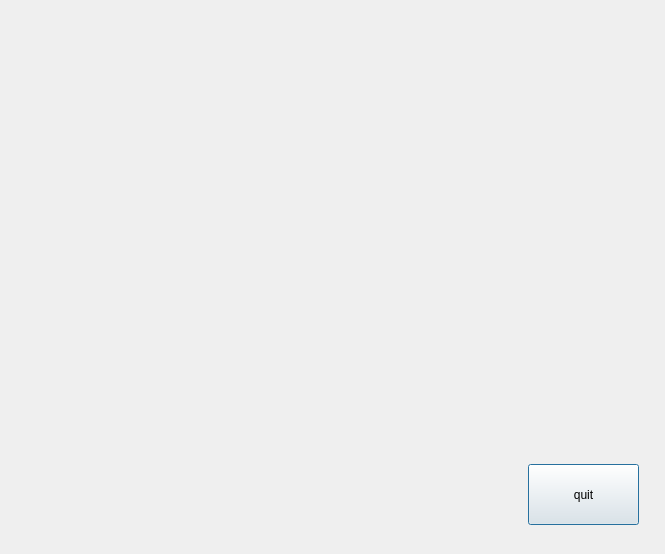
Skyendless/MiniBot, file inchworm_like.ui: the form before one commit.
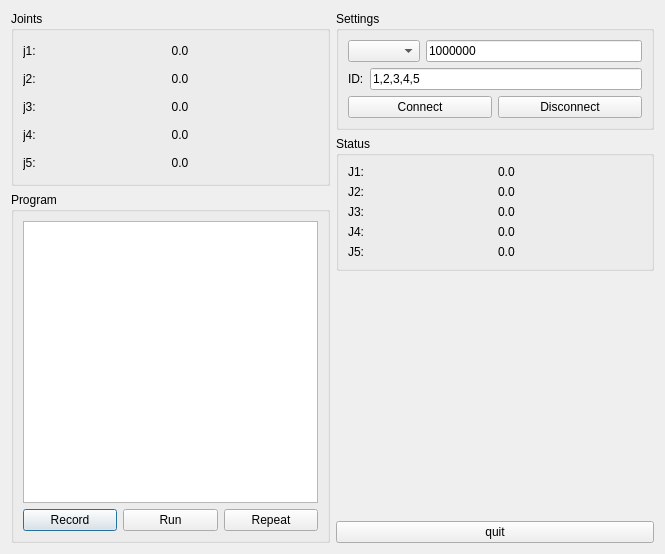
The form after the commit. Icons and pictures are not drawn.

```diff
--- a/inchworm_like.ui
+++ b/inchworm_like.ui
@@ -13,19 +13,565 @@
   <property name="windowTitle">
    <string>inchworm_like</string>
   </property>
-  <widget class="QPushButton" name="pushButton">
-   <property name="geometry">
-    <rect>
-     <x>528</x>
-     <y>464</y>
-     <width>111</width>
-     <height>61</height>
-    </rect>
-   </property>
-   <property name="text">
-    <string>quit</string>
-   </property>
-  </widget>
+  <layout class="QHBoxLayout" name="horizontalLayout">
+   <item>
+    <layout class="QVBoxLayout" name="verticalLayout">
+     <item>
+      <widget class="QGroupBox" name="groupBox">
+       <property name="title">
+        <string>Joints</string>
+       </property>
+       <layout class="QGridLayout" name="gridLayout" columnstretch="0,0,1,0">
+        <item row="0" column="2">
+         <widget class="QLabel" name="j1_label">
+          <property name="sizePolicy">
+           <sizepolicy hsizetype="Preferred" vsizetype="Preferred">
+            <horstretch>0</horstretch>
+            <verstretch>0</verstretch>
+           </sizepolicy>
+          </property>
+          <property name="text">
+           <string>0.0</string>
+          </property>
+          <property name="alignment">
+           <set>Qt::AlignCenter</set>
+          </property>
+         </widget>
+        </item>
+        <item row="0" column="1">
+         <widget class="QPushButton" name="j1_d_button">
+          <property name="text">
+           <string/>
+          </property>
+          <property name="icon">
+           <iconset resource="manipulator/manipulator.qrc">
+            <normaloff>:/res/minus.svg</normaloff>:/res/minus.svg</iconset>
+          </property>
+          <property name="autoDefault">
+           <bool>false</bool>
+          </property>
+          <property name="default">
+           <bool>false</bool>
+          </property>
+          <property name="flat">
+           <bool>true</bool>
+          </property>
+          <attribute name="buttonGroup">
+           <string notr="true">joints_button_group</string>
+          </attribute>
+         </widget>
+        </item>
+        <item row="0" column="0">
+         <widget class="QLabel" name="label">
+          <property name="text">
+           <string>j1:</string>
+          </property>
+         </widget>
+        </item>
+        <item row="1" column="3">
+         <widget class="QPushButton" name="j2_i_button">
+          <property name="text">
+           <string/>
+          </property>
+          <property name="icon">
+           <iconset resource="manipulator/manipulator.qrc">
+            <normaloff>:/res/plus.svg</normaloff>:/res/plus.svg</iconset>
+          </property>
+          <property name="autoDefault">
+           <bool>false</bool>
+          </property>
+          <property name="default">
+           <bool>false</bool>
+          </property>
+          <property name="flat">
+           <bool>true</bool>
+          </property>
+          <attribute name="buttonGroup">
+           <string notr="true">joints_button_group</string>
+          </attribute>
+         </widget>
+        </item>
+        <item row="1" column="1">
+         <widget class="QPushButton" name="j2_d_button">
+          <property name="text">
+           <string/>
+          </property>
+          <property name="icon">
+           <iconset resource="manipulator/manipulator.qrc">
+            <normaloff>:/res/minus.svg</normaloff>:/res/minus.svg</iconset>
+          </property>
+          <property name="autoDefault">
+           <bool>false</bool>
+          </property>
+          <property name="default">
+           <bool>false</bool>
+          </property>
+          <property name="flat">
+           <bool>true</bool>
+          </property>
+          <attribute name="buttonGroup">
+           <string notr="true">joints_button_group</string>
+          </attribute>
+         </widget>
+        </item>
+        <item row="1" column="0">
+         <widget class="QLabel" name="label_2">
+          <property name="text">
+           <string>j2:</string>
+          </property>
+         </widget>
+        </item>
+        <item row="0" column="3">
+         <widget class="QPushButton" name="j1_i_button">
+          <property name="text">
+           <string/>
+          </property>
+          <property name="icon">
+           <iconset resource="manipulator/manipulator.qrc">
+            <normaloff>:/res/plus.svg</normaloff>:/res/plus.svg</iconset>
+          </property>
+          <property name="autoDefault">
+           <bool>false</bool>
+          </property>
+          <property name="default">
+           <bool>false</bool>
+          </property>
+          <property name="flat">
+           <bool>true</bool>
+          </property>
+          <attribute name="buttonGroup">
+           <string notr="true">joints_button_group</string>
+          </attribute>
+         </widget>
+        </item>
+        <item row="1" column="2">
+         <widget class="QLabel" name="j2_label">
+          <property name="sizePolicy">
+           <sizepolicy hsizetype="Preferred" vsizetype="Preferred">
+            <horstretch>0</horstretch>
+            <verstretch>0</verstretch>
+           </sizepolicy>
+          </property>
+          <property name="text">
+           <string>0.0</string>
+          </property>
+          <property name="alignment">
+           <set>Qt::AlignCenter</set>
+          </property>
+         </widget>
+        </item>
+        <item row="2" column="3">
+         <widget class="QPushButton" name="j3_i_button">
+          <property name="text">
+           <string/>
+          </property>
+          <property name="icon">
+           <iconset resource="manipulator/manipulator.qrc">
+            <normaloff>:/res/plus.svg</normaloff>:/res/plus.svg</iconset>
+          </property>
+          <property name="autoDefault">
+           <bool>false</bool>
+          </property>
+          <property name="default">
+           <bool>false</bool>
+          </property>
+          <property name="flat">
+           <bool>true</bool>
+          </property>
+          <attribute name="buttonGroup">
+           <string notr="true">joints_button_group</string>
+          </attribute>
+         </widget>
+        </item>
+        <item row="3" column="0">
+         <widget class="QLabel" name="label_4">
+          <property name="text">
+           <string>j4:</string>
+          </property>
+         </widget>
+        </item>
+        <item row="2" column="0">
+         <widget class="QLabel" name="label_3">
+          <property name="text">
+           <string>j3:</string>
+          </property>
+         </widget>
+        </item>
+        <item row="2" column="2">
+         <widget class="QLabel" name="j3_label">
+          <property name="sizePolicy">
+           <sizepolicy hsizetype="Preferred" vsizetype="Preferred">
+            <horstretch>0</horstretch>
+            <verstretch>0</verstretch>
+           </sizepolicy>
+          </property>
+          <property name="text">
+           <string>0.0</string>
+          </property>
+          <property name="alignment">
+           <set>Qt::AlignCenter</set>
+          </property>
+         </widget>
+        </item>
+        <item row="2" column="1">
+         <widget class="QPushButton" name="j3_d_button">
+          <property name="text">
+           <string/>
+          </property>
+          <property name="icon">
+           <iconset resource="manipulator/manipulator.qrc">
+            <normaloff>:/res/minus.svg</normaloff>:/res/minus.svg</iconset>
+          </property>
+          <property name="autoDefault">
+           <bool>false</bool>
+          </property>
+          <property name="default">
+           <bool>false</bool>
+          </property>
+          <property name="flat">
+           <bool>true</bool>
+          </property>
+          <attribute name="buttonGroup">
+           <string notr="true">joints_button_group</string>
+          </attribute>
+         </widget>
+        </item>
+        <item row="3" column="3">
+         <widget class="QPushButton" name="j4_i_button">
+          <property name="text">
+           <string/>
+          </property>
+          <property name="icon">
+           <iconset resource="manipulator/manipulator.qrc">
+            <normaloff>:/res/plus.svg</normaloff>:/res/plus.svg</iconset>
+          </property>
+          <property name="autoDefault">
+           <bool>false</bool>
+          </property>
+          <property name="default">
+           <bool>false</bool>
+          </property>
+          <property name="flat">
+           <bool>true</bool>
+          </property>
+          <attribute name="buttonGroup">
+           <string notr="true">joints_button_group</string>
+          </attribute>
+         </widget>
+        </item>
+        <item row="4" column="0">
+         <widget class="QLabel" name="label_5">
+          <property name="text">
+           <string>j5:</string>
+          </property>
+         </widget>
+        </item>
+        <item row="4" column="1">
+         <widget class="QPushButton" name="j5_d_button">
+          <property name="text">
+           <string/>
+          </property>
+          <property name="icon">
+           <iconset resource="manipulator/manipulator.qrc">
+            <normaloff>:/res/minus.svg</normaloff>:/res/minus.svg</iconset>
+          </property>
+          <property name="autoDefault">
+           <bool>false</bool>
+          </property>
+          <property name="default">
+           <bool>false</bool>
+          </property>
+          <property name="flat">
+           <bool>true</bool>
+          </property>
+          <attribute name="buttonGroup">
+           <string notr="true">joints_button_group</string>
+          </attribute>
+         </widget>
+        </item>
+        <item row="3" column="1">
+         <widget class="QPushButton" name="j4_d_button">
+          <property name="text">
+           <string/>
+          </property>
+          <property name="icon">
+           <iconset resource="manipulator/manipulator.qrc">
+            <normaloff>:/res/minus.svg</normaloff>:/res/minus.svg</iconset>
+          </property>
+          <property name="autoDefault">
+           <bool>false</bool>
+          </property>
+          <property name="default">
+           <bool>false</bool>
+          </property>
+          <property name="flat">
+           <bool>true</bool>
+          </property>
+          <attribute name="buttonGroup">
+           <string notr="true">joints_button_group</string>
+          </attribute>
+         </widget>
+        </item>
+        <item row="3" column="2">
+         <widget class="QLabel" name="j4_label">
+          <property name="sizePolicy">
+           <sizepolicy hsizetype="Preferred" vsizetype="Preferred">
+            <horstretch>0</horstretch>
+            <verstretch>0</verstretch>
+           </sizepolicy>
+          </property>
+          <property name="text">
+           <string>0.0</string>
+          </property>
+          <property name="alignment">
+           <set>Qt::AlignCenter</set>
+          </property>
+         </widget>
+        </item>
+        <item row="4" column="2">
+         <widget class="QLabel" name="j5_label">
+          <property name="sizePolicy">
+           <sizepolicy hsizetype="Preferred" vsizetype="Preferred">
+            <horstretch>0</horstretch>
+            <verstretch>0</verstretch>
+           </sizepolicy>
+          </property>
+          <property name="text">
+           <string>0.0</string>
+          </property>
+          <property name="alignment">
+           <set>Qt::AlignCenter</set>
+          </property>
+         </widget>
+        </item>
+        <item row="4" column="3">
+         <widget class="QPushButton" name="j5_i_button">
+          <property name="text">
+           <string/>
+          </property>
+          <property name="icon">
+           <iconset resource="manipulator/manipulator.qrc">
+            <normaloff>:/res/plus.svg</normaloff>:/res/plus.svg</iconset>
+          </property>
+          <property name="autoDefault">
+           <bool>false</bool>
+          </property>
+          <property name="default">
+           <bool>false</bool>
+          </property>
+          <property name="flat">
+           <bool>true</bool>
+          </property>
+          <attribute name="buttonGroup">
+           <string notr="true">joints_button_group</string>
+          </attribute>
+         </widget>
+        </item>
+       </layout>
+      </widget>
+     </item>
+     <item>
+      <widget class="QGroupBox" name="groupBox_4">
+       <property name="title">
+        <string>Program</string>
+       </property>
+       <layout class="QVBoxLayout" name="verticalLayout_2">
+        <item>
+         <widget class="QPlainTextEdit" name="program_text_edit"/>
+        </item>
+        <item>
+         <layout class="QHBoxLayout" name="horizontalLayout_8">
+          <item>
+           <widget class="QPushButton" name="record_button">
+            <property name="text">
+             <string>Record</string>
+            </property>
+           </widget>
+          </item>
+          <item>
+           <widget class="QPushButton" name="run_button">
+            <property name="text">
+             <string>Run</string>
+            </property>
+           </widget>
+          </item>
+          <item>
+           <widget class="QPushButton" name="repeat_button">
+            <property name="text">
+             <string>Repeat</string>
+            </property>
+           </widget>
+          </item>
+         </layout>
+        </item>
+       </layout>
+      </widget>
+     </item>
+    </layout>
+   </item>
+   <item>
+    <layout class="QVBoxLayout" name="verticalLayout_3">
+     <item>
+      <widget class="QGroupBox" name="groupBox_5">
+       <property name="title">
+        <string>Settings</string>
+       </property>
+       <layout class="QVBoxLayout" name="verticalLayout_4">
+        <item>
+         <layout class="QHBoxLayout" name="horizontalLayout_3">
+          <item>
+           <widget class="QComboBox" name="serial_port_combo_box"/>
+          </item>
+          <item>
+           <widget class="QLineEdit" name="baudrate_line_edit">
+            <property name="text">
+             <string>1000000</string>
+            </property>
+           </widget>
+          </item>
+         </layout>
+        </item>
+        <item>
+         <layout class="QHBoxLayout" name="horizontalLayout_4">
+          <item>
+           <widget class="QLabel" name="label_13">
+            <property name="text">
+             <string>ID:</string>
+            </property>
+           </widget>
+          </item>
+          <item>
+           <widget class="QLineEdit" name="ids_line_edit">
+            <property name="text">
+             <string>1,2,3,4,5</string>
+            </property>
+           </widget>
+          </item>
+         </layout>
+        </item>
+        <item>
+         <layout class="QHBoxLayout" name="horizontalLayout_5">
+          <item>
+           <widget class="QPushButton" name="connect_button">
+            <property name="text">
+             <string>Connect</string>
+            </property>
+           </widget>
+          </item>
+          <item>
+           <widget class="QPushButton" name="disconnect_button">
+            <property name="text">
+             <string>Disconnect</string>
+            </property>
+           </widget>
+          </item>
+         </layout>
+        </item>
+       </layout>
+      </widget>
+     </item>
+     <item>
+      <widget class="QGroupBox" name="groupBox_6">
+       <property name="title">
+        <string>Status</string>
+       </property>
+       <layout class="QGridLayout" name="gridLayout_3" columnstretch="0,0">
+        <item row="0" column="1">
+         <widget class="QLabel" name="j1_state_label">
+          <property name="text">
+           <string>0.0</string>
+          </property>
+         </widget>
+        </item>
+        <item row="0" column="0">
+         <widget class="QLabel" name="label_14">
+          <property name="text">
+           <string>J1:</string>
+          </property>
+         </widget>
+        </item>
+        <item row="1" column="0">
+         <widget class="QLabel" name="label_15">
+          <property name="text">
+           <string>J2:</string>
+          </property>
+         </widget>
+        </item>
+        <item row="1" column="1">
+         <widget class="QLabel" name="j2_state_label">
+          <property name="text">
+           <string>0.0</string>
+          </property>
+         </widget>
+        </item>
+        <item row="2" column="1">
+         <widget class="QLabel" name="j3_state_label">
+          <property name="text">
+           <string>0.0</string>
+          </property>
+         </widget>
+        </item>
+        <item row="2" column="0">
+         <widget class="QLabel" name="label_17">
+          <property name="text">
+           <string>J3:</string>
+          </property>
+         </widget>
+        </item>
+        <item row="3" column="0">
+         <widget class="QLabel" name="label_16">
+          <property name="text">
+           <string>J4:</string>
+          </property>
+         </widget>
+        </item>
+        <item row="3" column="1">
+         <widget class="QLabel" name="j4_state_label">
+          <property name="text">
+           <string>0.0</string>
+          </property>
+         </widget>
+        </item>
+        <item row="4" column="1">
+         <widget class="QLabel" name="j5_state_label">
+          <property name="text">
+           <string>0.0</string>
+          </property>
+         </widget>
+        </item>
+        <item row="4" column="0">
+         <widget class="QLabel" name="label_18">
+          <property name="text">
+           <string>J5:</string>
+          </property>
+         </widget>
+        </item>
+       </layout>
+      </widget>
+     </item>
+     <item>
+      <spacer name="verticalSpacer">
+       <property name="orientation">
+        <enum>Qt::Vertical</enum>
+       </property>
+       <property name="sizeHint" stdset="0">
+        <size>
+         <width>20</width>
+         <height>40</height>
+        </size>
+       </property>
+      </spacer>
+     </item>
+     <item>
+      <widget class="QPushButton" name="quit_button">
+       <property name="text">
+        <string>quit</string>
+       </property>
+      </widget>
+     </item>
+    </layout>
+   </item>
+  </layout>
  </widget>
  <resources/>
  <connections/>
```
Left out of the diff: 7 changed lines with no effect on the pictures.
